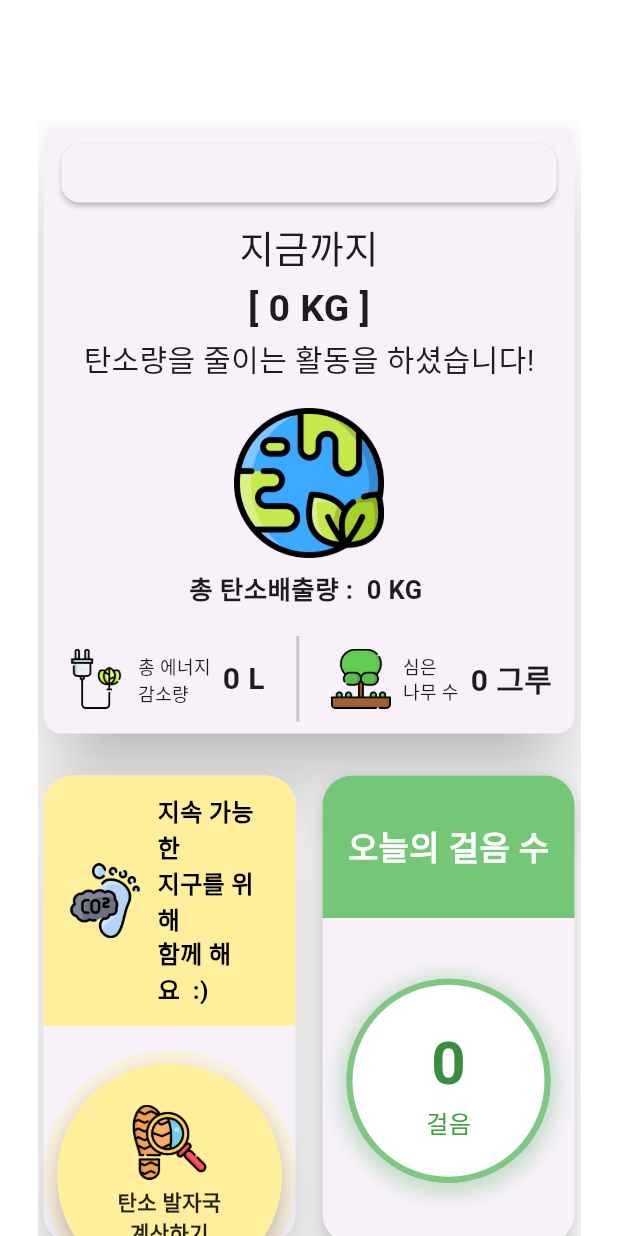
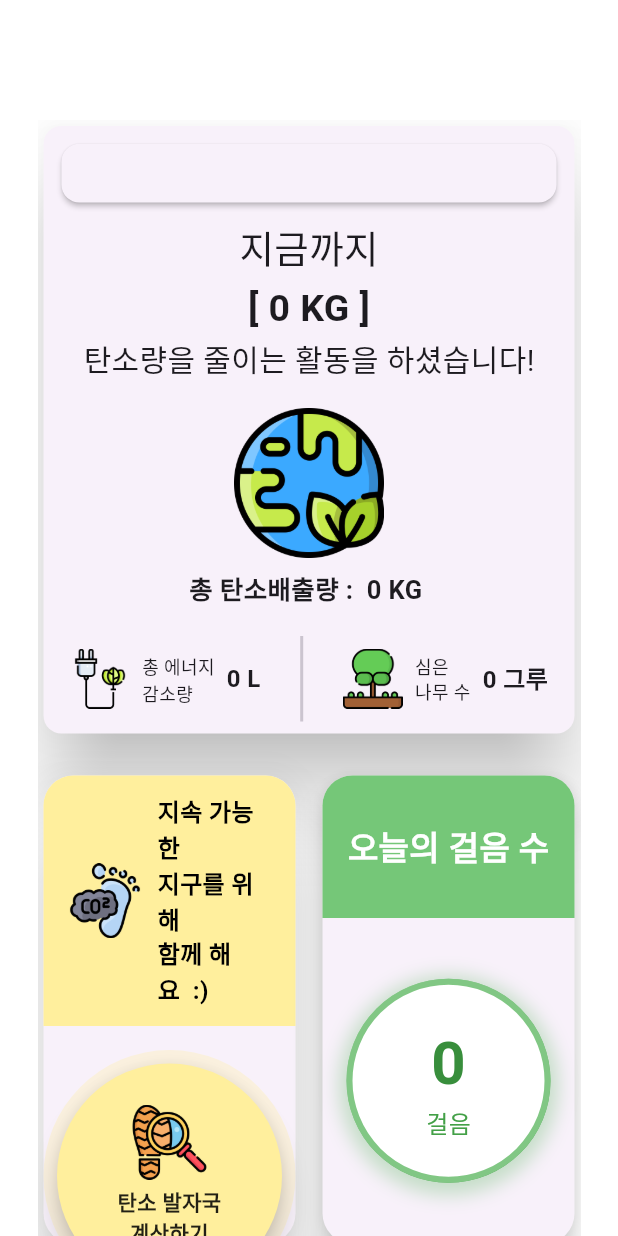
Before and after one commit to donghun-ha/pureme.Carbon_Footprint_App, a Flutter app: the Home screen opened directly, on a phone screen of 412 x 824 dp. Run offline on Flutter 3.47's test engine with Material 3 defaults, Android fonts, the phone set to English and light mode, and no system bars; our stand-ins replace cloud_firestore, firebase_core, firebase_storage, get, get_storage, image_picker and 4 more; missing offline and left inert: health; accounts and stored records are empty; network calls fail.

Commit message:
home text

```diff
--- a/team_project2_pure_me/lib/view/home.dart
+++ b/team_project2_pure_me/lib/view/home.dart
@@ -112,7 +112,7 @@ class Home extends StatelessWidget {
                         Text(
                           "${controller.totalEnergyReduction.value} L",
                           style: const TextStyle(
-                              fontSize: 20, fontWeight: FontWeight.bold),
+                              fontSize: 16, fontWeight: FontWeight.bold),
                         ),
                       ],
                     ),
@@ -130,7 +130,7 @@ class Home extends StatelessWidget {
                           Text(
                             '${controller.treesFootprint.value} 그루',
                             style: const TextStyle(
-                                fontSize: 20, fontWeight: FontWeight.bold),
+                                fontSize: 16, fontWeight: FontWeight.bold),
                           ),
                         ],
                       ),
```
Also changed, not shown: team_project2_pure_me/pubspec.lock.
